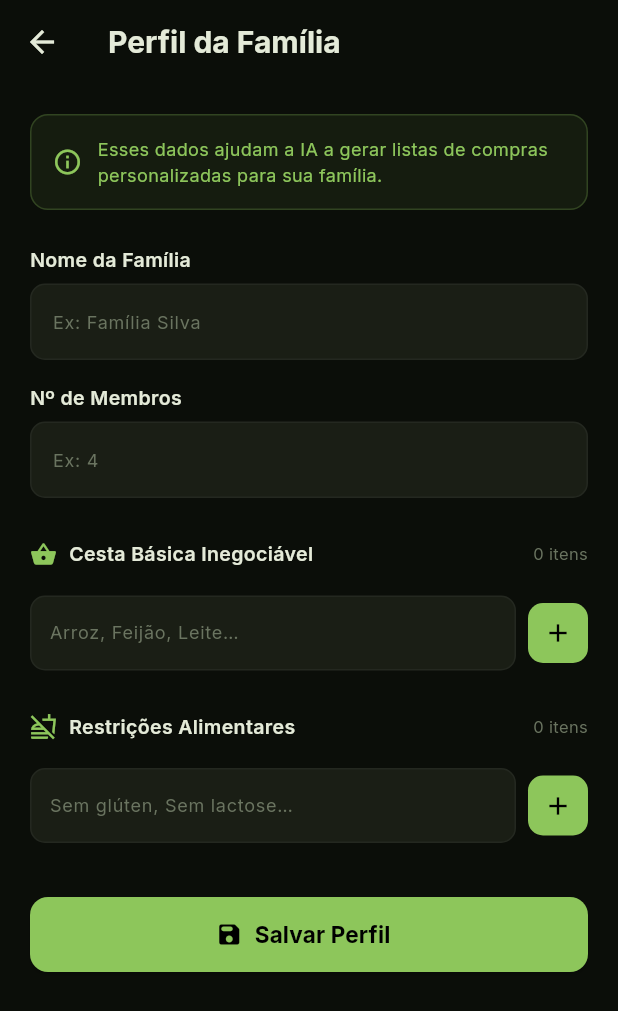
After one commit to mariaclbraganca/nosso-bolso, a Flutter app: the ConfiguracaoIAScreen screen opened directly, after a tap on "Configurar Perfil da Família", on a phone screen of 412 x 824 dp. The commit adds this screen. Shown: the top 1011 px of the screen. Run offline on Flutter 3.47's test engine with Material 3 defaults, Android fonts, the phone set to English and light mode, and no system bars; our stand-ins replace fl_chart, flutter_riverpod, google_fonts, google_sign_in, image_picker, shared_preferences and 1 more; missing offline and left inert: mobile_scanner; accounts and stored records are empty; network calls fail.

Commit message:
feat: add Perfil da Familia screen with cesta basica, restricoes, membros

```diff
--- a/envelope-flutter/lib/screens/compras_pendentes_screen.dart
+++ b/envelope-flutter/lib/screens/compras_pendentes_screen.dart
@@ -10,6 +10,7 @@ import '../services/api_service.dart';
 import 'feedback_compras_screen.dart';
 import 'lista_compras_screen.dart';
 import 'configuracao_ia_screen.dart';
+import 'perfil_familia_screen.dart';
 import 'qr_scanner_screen.dart';
 
 class ComprasPendentesScreen extends ConsumerStatefulWidget {
@@ -30,6 +31,14 @@ class _ComprasPendentesScreenState
       appBar: AppBar(
         title: const Text('Compras IA'),
         actions: [
+          IconButton(
+            icon: const Icon(Icons.people_outline),
+            tooltip: 'Perfil da Família',
+            onPressed: () => Navigator.push(
+              context,
+              MaterialPageRoute(builder: (_) => const PerfilFamiliaScreen()),
+            ),
+          ),
           IconButton(
             icon: const Icon(Icons.feedback_outlined),
             tooltip: 'Feedback pendente',
--- a/envelope-flutter/lib/screens/configuracao_ia_screen.dart
+++ b/envelope-flutter/lib/screens/configuracao_ia_screen.dart
@@ -6,6 +6,7 @@ import 'package:shared_preferences/shared_preferences.dart';
 import '../theme/app_theme.dart';
 import '../services/api_service.dart';
 import '../providers/envelopes_provider.dart';
+import 'perfil_familia_screen.dart';
 import '../providers/usuarios_provider.dart';
 
 class ConfiguracaoIAScreen extends ConsumerStatefulWidget {
@@ -296,6 +297,28 @@ class _ConfiguracaoIAScreenState extends ConsumerState<ConfiguracaoIAScreen> {
             ),
           ),
 
+          const SizedBox(height: 20),
+
+          // ── Perfil da Família ────────────────────────────────────────
+          SizedBox(
+            width: double.infinity,
+            height: 50,
+            child: OutlinedButton.icon(
+              style: OutlinedButton.styleFrom(
+                side: const BorderSide(color: AppColors.acc),
+                shape: RoundedRectangleBorder(
+                    borderRadius: BorderRadius.circular(12)),
+              ),
+              icon: const Icon(Icons.people_outline, color: AppColors.acc, size: 20),
+              label: const Text('Configurar Perfil da Família',
+                  style: TextStyle(color: AppColors.acc, fontWeight: FontWeight.w600)),
+              onPressed: () => Navigator.push(
+                context,
+                MaterialPageRoute(builder: (_) => const PerfilFamiliaScreen()),
+              ),
+            ),
+          ),
+
           const SizedBox(height: 32),
           _DicaCard(),
         ]),
--- /dev/null
+++ b/envelope-flutter/lib/screens/perfil_familia_screen.dart
@@ -0,0 +1,312 @@
+import 'dart:convert';
+import 'package:flutter/material.dart';
+import 'package:flutter_riverpod/flutter_riverpod.dart';
+import 'package:http/http.dart' as http;
+import '../theme/app_theme.dart';
+import '../services/api_service.dart';
+import '../providers/usuarios_provider.dart';
+
+class PerfilFamiliaScreen extends ConsumerStatefulWidget {
+  const PerfilFamiliaScreen({super.key});
+
+  @override
+  ConsumerState<PerfilFamiliaScreen> createState() =>
+      _PerfilFamiliaScreenState();
+}
+
+class _PerfilFamiliaScreenState extends ConsumerState<PerfilFamiliaScreen> {
+  final _nomeCtrl = TextEditingController();
+  final _membrosCtrl = TextEditingController();
+  final _cestaAddCtrl = TextEditingController();
+  final _restricaoAddCtrl = TextEditingController();
+
+  List<String> _cesta = [];
+  List<String> _restricoes = [];
+  bool _carregando = true;
+  bool _salvando = false;
+
+  @override
+  void initState() {
+    super.initState();
+    _carregarPerfil();
+  }
+
+  String? get _familiaId {
+    final perfil = ref.read(perfilUsuarioLogadoProvider).asData?.value;
+    return perfil?['familia_id'] as String?;
+  }
+
+  Future<void> _carregarPerfil() async {
+    final fid = _familiaId;
+    if (fid == null) {
+      if (mounted) setState(() => _carregando = false);
+      return;
+    }
+    try {
+      final uri = Uri.parse('${ApiService.baseUrl}/api/v1/compras/perfil')
+          .replace(queryParameters: {'familia_id': fid});
+      final resp = await http.get(uri).timeout(const Duration(seconds: 8));
+      if (resp.statusCode == 200 && mounted) {
+        final data = jsonDecode(resp.body) as Map<String, dynamic>;
+        _nomeCtrl.text = (data['nome_familia'] as String?) ?? '';
+        _membrosCtrl.text =
+            (data['num_membros'] as int?)?.toString() ?? '';
+        _cesta = List<String>.from(
+            (data['cesta_basica_inegociavel'] as List?) ?? []);
+        _restricoes = List<String>.from(
+            (data['restricoes_alimentares'] as List?) ?? []);
+      }
+    } catch (_) {}
+    if (mounted) setState(() => _carregando = false);
+  }
+
+  Future<void> _salvar() async {
+    final fid = _familiaId;
+    if (fid == null) return;
+    setState(() => _salvando = true);
+    try {
+      final body = <String, dynamic>{'familia_id': fid};
+      final nome = _nomeCtrl.text.trim();
+      if (nome.isNotEmpty) body['nome_familia'] = nome;
+      final membros = int.tryParse(_membrosCtrl.text.trim());
+      if (membros != null && membros > 0) body['num_membros'] = membros;
+      body['cesta_basica_inegociavel'] = _cesta;
+      body['restricoes_alimentares'] = _restricoes;
+
+      final uri = Uri.parse('${ApiService.baseUrl}/api/v1/compras/perfil');
+      final resp = await http.patch(uri,
+          headers: {'Content-Type': 'application/json'},
+          body: jsonEncode(body));
+      if (resp.statusCode == 200 && mounted) {
+        ScaffoldMessenger.of(context).showSnackBar(const SnackBar(
+          content: Text('Perfil salvo com sucesso!'),
+          backgroundColor: AppColors.grn,
+        ));
+      } else {
+        throw Exception(resp.body);
+      }
+    } catch (e) {
+      if (mounted) {
+        ScaffoldMessenger.of(context).showSnackBar(SnackBar(
+          content: Text('Erro: $e'),
+          backgroundColor: AppColors.red,
+        ));
+      }
+    } finally {
+      if (mounted) setState(() => _salvando = false);
+    }
+  }
+
+  void _addItem(List<String> lista, TextEditingController ctrl) {
+    final txt = ctrl.text.trim();
+    if (txt.isEmpty || lista.contains(txt)) return;
+    setState(() => lista.add(txt));
+    ctrl.clear();
+  }
+
+  @override
+  void dispose() {
+    _nomeCtrl.dispose();
+    _membrosCtrl.dispose();
+    _cestaAddCtrl.dispose();
+    _restricaoAddCtrl.dispose();
+    super.dispose();
+  }
+
+  @override
+  Widget build(BuildContext context) {
+    return Scaffold(
+      backgroundColor: AppColors.bg,
+      appBar: AppBar(title: const Text('Perfil da Família')),
+      body: _carregando
+          ? const Center(
+              child: CircularProgressIndicator(color: AppColors.acc))
+          : ListView(
+              padding: const EdgeInsets.all(20),
+              children: [
+                _buildInfo(),
+                const SizedBox(height: 24),
+                _buildField('Nome da Família', _nomeCtrl, 'Ex: Família Silva'),
+                const SizedBox(height: 16),
+                _buildField('Nº de Membros', _membrosCtrl, 'Ex: 4',
+                    numeric: true),
+                const SizedBox(height: 28),
+                _buildChipSection(
+                  icon: Icons.shopping_basket,
+                  label: 'Cesta Básica Inegociável',
+                  hint: 'Arroz, Feijão, Leite…',
+                  lista: _cesta,
+                  ctrl: _cestaAddCtrl,
+                ),
+                const SizedBox(height: 28),
+                _buildChipSection(
+                  icon: Icons.no_food_outlined,
+                  label: 'Restrições Alimentares',
+                  hint: 'Sem glúten, Sem lactose…',
+                  lista: _restricoes,
+                  ctrl: _restricaoAddCtrl,
+                ),
+                const SizedBox(height: 36),
+                _buildSaveButton(),
+                const SizedBox(height: 40),
+              ],
+            ),
+    );
+  }
+
+  Widget _buildInfo() {
+    return Container(
+      padding: const EdgeInsets.all(14),
+      decoration: BoxDecoration(
+        color: AppColors.acc.withAlpha(20),
+        borderRadius: BorderRadius.circular(12),
+        border: Border.all(color: AppColors.acc.withAlpha(60)),
+      ),
+      child: const Row(children: [
+        Icon(Icons.info_outline, color: AppColors.acc, size: 20),
+        SizedBox(width: 10),
+        Expanded(
+          child: Text(
+            'Esses dados ajudam a IA a gerar listas de compras '
+            'personalizadas para sua família.',
+            style: TextStyle(color: AppColors.acc, fontSize: 12),
+          ),
+        ),
+      ]),
+    );
+  }
+
+  Widget _buildField(String label, TextEditingController ctrl, String hint,
+      {bool numeric = false}) {
+    return Column(crossAxisAlignment: CrossAxisAlignment.start, children: [
+      Text(label,
+          style: const TextStyle(
+              color: AppColors.tx, fontSize: 13, fontWeight: FontWeight.w600)),
+      const SizedBox(height: 6),
+      Container(
+        decoration: BoxDecoration(
+          color: AppColors.card,
+          borderRadius: BorderRadius.circular(10),
+          border: Border.all(color: AppColors.bord),
+        ),
+        child: TextField(
+          controller: ctrl,
+          keyboardType: numeric ? TextInputType.number : TextInputType.text,
+          style: const TextStyle(color: AppColors.tx, fontSize: 14),
+          decoration: InputDecoration(
+            hintText: hint,
+            hintStyle: const TextStyle(color: AppColors.mu, fontSize: 12),
+            border: InputBorder.none,
+            contentPadding:
+                const EdgeInsets.symmetric(horizontal: 14, vertical: 14),
+          ),
+        ),
+      ),
+    ]);
+  }
+
+  Widget _buildChipSection({
+    required IconData icon,
+    required String label,
+    required String hint,
+    required List<String> lista,
+    required TextEditingController ctrl,
+  }) {
+    return Column(crossAxisAlignment: CrossAxisAlignment.start, children: [
+      Row(children: [
+        Icon(icon, color: AppColors.acc, size: 18),
+        const SizedBox(width: 8),
+        Text(label,
+            style: const TextStyle(
+                color: AppColors.tx,
+                fontSize: 13,
+                fontWeight: FontWeight.w600)),
+        const Spacer(),
+        Text('${lista.length} itens',
+            style: const TextStyle(color: AppColors.mu, fontSize: 11)),
+      ]),
+      const SizedBox(height: 10),
+      Wrap(
+        spacing: 6,
+        runSpacing: 6,
+        children: lista
+            .map((item) => Chip(
+                  label: Text(item,
+                      style:
+                          const TextStyle(color: AppColors.tx, fontSize: 12)),
+                  backgroundColor: AppColors.card,
+                  side: const BorderSide(color: AppColors.bord),
+                  deleteIcon: const Icon(Icons.close, size: 14),
+                  deleteIconColor: AppColors.mu,
+                  onDeleted: () => setState(() => lista.remove(item)),
+                ))
+            .toList(),
+      ),
+      const SizedBox(height: 8),
+      Row(children: [
+        Expanded(
+          child: Container(
+            decoration: BoxDecoration(
+              color: AppColors.card,
+              borderRadius: BorderRadius.circular(10),
+              border: Border.all(color: AppColors.bord),
+            ),
+            child: TextField(
+              controller: ctrl,
+              style: const TextStyle(color: AppColors.tx, fontSize: 13),
+              onSubmitted: (_) => _addItem(lista, ctrl),
+              decoration: InputDecoration(
+                hintText: hint,
+                hintStyle: const TextStyle(color: AppColors.mu, fontSize: 12),
+                border: InputBorder.none,
+                contentPadding:
+                    const EdgeInsets.symmetric(horizontal: 12, vertical: 12),
+              ),
+            ),
+          ),
+        ),
+        const SizedBox(width: 8),
+        GestureDetector(
+          onTap: () => _addItem(lista, ctrl),
+          child: Container(
+            width: 40,
+            height: 40,
+            decoration: BoxDecoration(
+              color: AppColors.acc,
+              borderRadius: BorderRadius.circular(10),
+            ),
+            child: const Icon(Icons.add, color: Colors.black, size: 20),
+          ),
+        ),
+      ]),
+    ]);
+  }
+
+  Widget _buildSaveButton() {
+    return SizedBox(
+      width: double.infinity,
+      height: 50,
+      child: ElevatedButton.icon(
+        style: ElevatedButton.styleFrom(
+          backgroundColor: AppColors.acc,
+          shape:
+              RoundedRectangleBorder(borderRadius: BorderRadius.circular(12)),
+        ),
+        icon: _salvando
+            ? const SizedBox(
+                width: 18,
+                height: 18,
+                child: CircularProgressIndicator(
+                    strokeWidth: 2, color: Colors.black),
+              )
+            : const Icon(Icons.save_rounded, color: Colors.black),
+        label: Text(
+          _salvando ? 'Salvando…' : 'Salvar Perfil',
+          style: const TextStyle(
+              color: Colors.black, fontWeight: FontWeight.bold, fontSize: 15),
+        ),
+        onPressed: _salvando ? null : _salvar,
+      ),
+    );
+  }
+}
```
